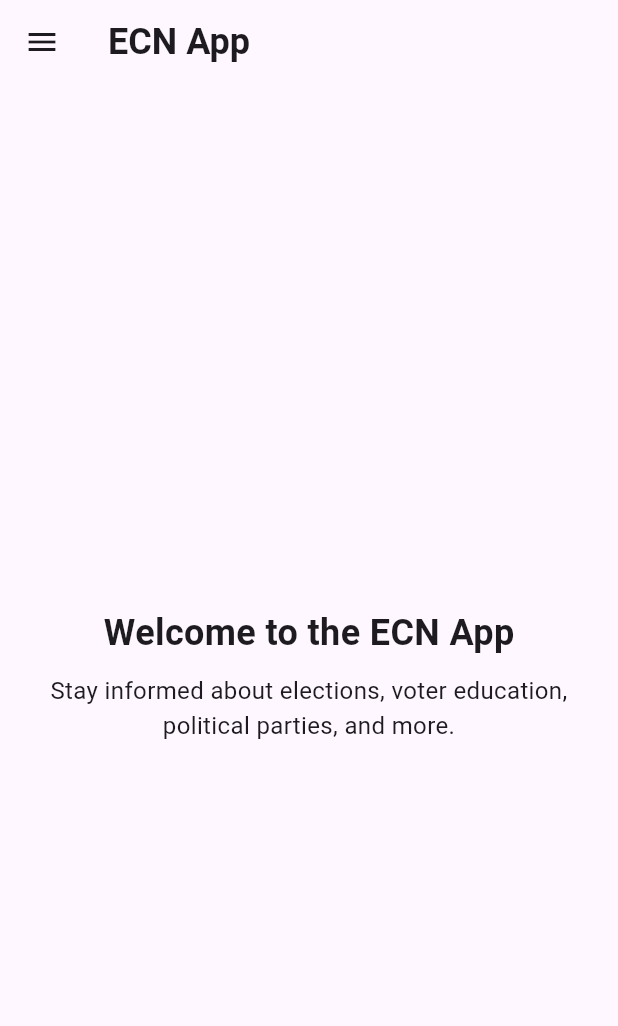
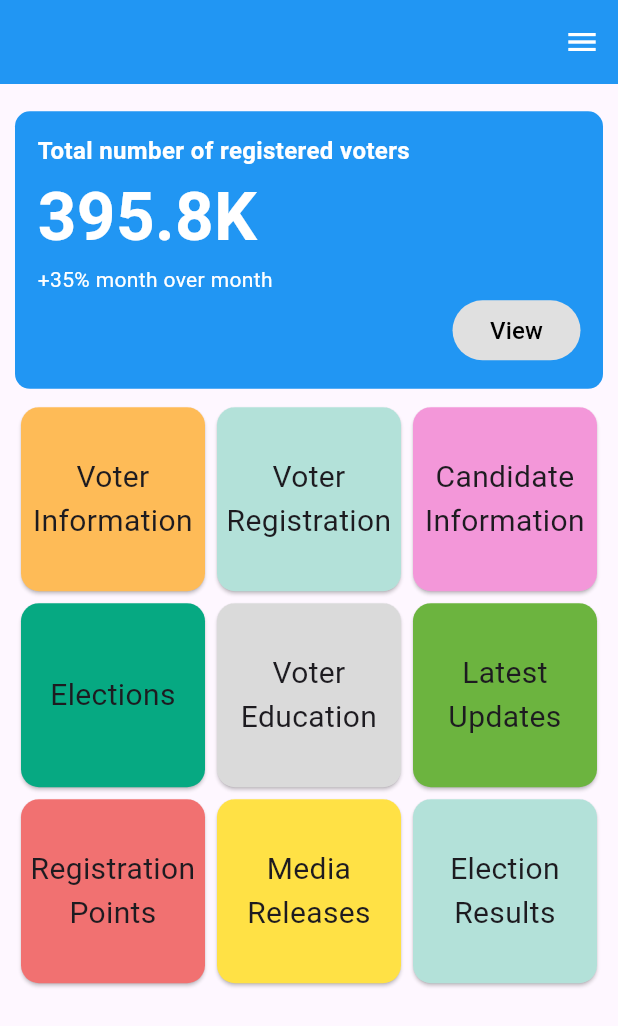
Before and after one commit to VilhoHub/ecn_app, a Flutter app: the screen it shows after launch, on a phone screen of 412 x 824 dp. Shown: the top 1026 px of the screen. Run offline on Flutter 3.47's test engine with Material 3 defaults, Android fonts, the light colour scheme and no system bars.

Commit message:
ecn_app/homescreen frontend without search

```diff
--- a/lib/main.dart
+++ b/lib/main.dart
@@ -1,3 +1,4 @@
+import 'package:ecn_app/screens/home_screen.dart';
 import 'package:flutter/material.dart';
 
 void main() {
@@ -10,12 +11,86 @@ class ECNApp extends StatelessWidget {
   @override
   Widget build(BuildContext context) {
     return MaterialApp(
+      debugShowCheckedModeBanner: false,
       title: 'ECN App',
       theme: ThemeData(
         primarySwatch: Colors.blue,
         visualDensity: VisualDensity.adaptivePlatformDensity,
       ),
-      home: const HomePage(),
+      home: Scaffold(
+        appBar: AppBar(
+            backgroundColor: Colors.blue,
+            iconTheme: const IconThemeData(color: Colors.white)),
+        //TODO: REVISIT
+        endDrawer: Drawer(
+          child: ListView(
+            children: [
+              const DrawerHeader(
+                decoration: BoxDecoration(
+                  color: Colors.blue,
+                ),
+                child: Column(
+                  children: [
+                    CircleAvatar(
+                      radius: 40,
+                      backgroundImage: AssetImage(
+                          'assets/ecn_logo.jpg'), // Placeholder for logo
+                    ),
+                    SizedBox(height: 10),
+                    Text('ECN Navigation',
+                        style: TextStyle(color: Colors.white, fontSize: 20)),
+                  ],
+                ),
+              ),
+              ListTile(
+                title: const Text('Voter Education'),
+                leading: const Icon(Icons.school),
+                onTap: () {
+                  Navigator.push(
+                    context,
+                    MaterialPageRoute(
+                        builder: (context) => const VoterEducationPage()),
+                  );
+                },
+              ),
+              ListTile(
+                title: const Text('Elections'),
+                leading: const Icon(Icons.how_to_vote),
+                onTap: () {
+                  Navigator.push(
+                    context,
+                    MaterialPageRoute(
+                        builder: (context) => const ElectionsPage()),
+                  );
+                },
+              ),
+              ListTile(
+                title: const Text('Political Parties'),
+                leading: const Icon(Icons.groups),
+                onTap: () {
+                  Navigator.push(
+                    context,
+                    MaterialPageRoute(
+                        builder: (context) => const PoliticalPartiesPage()),
+                  );
+                },
+              ),
+              ListTile(
+                title: const Text('Media Releases'),
+                leading: const Icon(Icons.announcement),
+                onTap: () {
+                  Navigator.push(
+                    context,
+                    MaterialPageRoute(
+                        builder: (context) => const MediaReleasesPage()),
+                  );
+                },
+              ),
+            ],
+          ),
+        ),
+        body: SafeArea(child: HomeScreen()),
+      ),
     );
   }
 }
@@ -27,7 +102,8 @@ class HomePage extends StatelessWidget {
   Widget build(BuildContext context) {
     return Scaffold(
       appBar: AppBar(
-        title: const Text('ECN App', style: TextStyle(fontSize: 24, fontWeight: FontWeight.bold)),
+        title: const Text('ECN App',
+            style: TextStyle(fontSize: 24, fontWeight: FontWeight.bold)),
       ),
       drawer: Drawer(
         child: ListView(
@@ -40,10 +116,12 @@ class HomePage extends StatelessWidget {
                 children: [
                   CircleAvatar(
                     radius: 40,
-                    backgroundImage: AssetImage('assets/ecn_logo.jpg'), // Placeholder for logo
+                    backgroundImage: AssetImage(
+                        'assets/ecn_logo.jpg'), // Placeholder for logo
                   ),
                   SizedBox(height: 10),
-                  Text('ECN Navigation', style: TextStyle(color: Colors.white, fontSize: 20)),
+                  Text('ECN Navigation',
+                      style: TextStyle(color: Colors.white, fontSize: 20)),
                 ],
               ),
             ),
@@ -53,7 +131,8 @@ class HomePage extends StatelessWidget {
               onTap: () {
                 Navigator.push(
                   context,
-                  MaterialPageRoute(builder: (context) => const VoterEducationPage()),
+                  MaterialPageRoute(
+                      builder: (context) => const VoterEducationPage()),
                 );
               },
             ),
@@ -63,7 +142,8 @@ class HomePage extends StatelessWidget {
               onTap: () {
                 Navigator.push(
                   context,
-                  MaterialPageRoute(builder: (context) => const ElectionsPage()),
+                  MaterialPageRoute(
+                      builder: (context) => const ElectionsPage()),
                 );
               },
             ),
@@ -73,7 +153,8 @@ class HomePage extends StatelessWidget {
               onTap: () {
                 Navigator.push(
                   context,
-                  MaterialPageRoute(builder: (context) => const PoliticalPartiesPage()),
+                  MaterialPageRoute(
+                      builder: (context) => const PoliticalPartiesPage()),
                 );
               },
             ),
@@ -83,7 +164,8 @@ class HomePage extends StatelessWidget {
               onTap: () {
                 Navigator.push(
                   context,
-                  MaterialPageRoute(builder: (context) => const MediaReleasesPage()),
+                  MaterialPageRoute(
+                      builder: (context) => const MediaReleasesPage()),
                 );
               },
             ),
@@ -97,9 +179,11 @@ class HomePage extends StatelessWidget {
             mainAxisAlignment: MainAxisAlignment.center,
             children: [
               SizedBox(height: 20),
-              Text('Welcome to the ECN App', style: TextStyle(fontSize: 24, fontWeight: FontWeight.bold)),
+              Text('Welcome to the ECN App',
+                  style: TextStyle(fontSize: 24, fontWeight: FontWeight.bold)),
               SizedBox(height: 10),
-              Text('Stay informed about elections, voter education, political parties, and more.',
+              Text(
+                  'Stay informed about elections, voter education, political parties, and more.',
                   textAlign: TextAlign.center,
                   style: TextStyle(fontSize: 16)),
             ],
@@ -124,7 +208,8 @@ class VoterEducationPage extends StatelessWidget {
         child: Column(
           crossAxisAlignment: CrossAxisAlignment.start,
           children: [
-            const Text('Voter Education', style: TextStyle(fontSize: 22, fontWeight: FontWeight.bold)),
+            const Text('Voter Education',
+                style: TextStyle(fontSize: 22, fontWeight: FontWeight.bold)),
             const SizedBox(height: 10),
             const Text(
               'The ECN aims to foster and promote a democratic culture and good governance through voter education. This includes understanding voting requirements, the concepts of multi-party democracy, civil rights, and the electoral process.',
@@ -138,11 +223,11 @@ class VoterEducationPage extends StatelessWidget {
             const SizedBox(height: 5),
             const Text(
               '• Conditions and requirements for voting.\n'
-                  '• Multi-party democracy and proportional representation.\n'
-                  '• Namibian elections Code of Conduct.\n'
-                  '• Civil rights and responsibilities.\n'
-                  '• Types of elections in Namibia.\n'
-                  '• Voter registration process.',
+              '• Multi-party democracy and proportional representation.\n'
+              '• Namibian elections Code of Conduct.\n'
+              '• Civil rights and responsibilities.\n'
+              '• Types of elections in Namibia.\n'
+              '• Voter registration process.',
               style: TextStyle(fontSize: 16),
             ),
             const Divider(height: 40),
@@ -188,7 +273,8 @@ class ElectionsPage extends StatelessWidget {
         child: Column(
           crossAxisAlignment: CrossAxisAlignment.start,
           children: [
-            const Text('Elections', style: TextStyle(fontSize: 22, fontWeight: FontWeight.bold)),
+            const Text('Elections',
+                style: TextStyle(fontSize: 22, fontWeight: FontWeight.bold)),
             const SizedBox(height: 10),
             const Text(
               'Get information about upcoming elections, past election results, and how to participate.',
@@ -237,7 +323,8 @@ class PoliticalPartiesPage extends StatelessWidget {
         child: Column(
           crossAxisAlignment: CrossAxisAlignment.start,
           children: [
-            const Text('Political Parties', style: TextStyle(fontSize: 22, fontWeight: FontWeight.bold)),
+            const Text('Political Parties',
+                style: TextStyle(fontSize: 22, fontWeight: FontWeight.bold)),
             const SizedBox(height: 10),
             const Text(
               'Information about registered political parties, their policies, and how they participate in elections.',
@@ -286,7 +373,8 @@ class MediaReleasesPage extends StatelessWidget {
         child: Column(
           crossAxisAlignment: CrossAxisAlignment.start,
           children: [
-            const Text('Media Releases', style: TextStyle(fontSize: 22, fontWeight: FontWeight.bold)),
+            const Text('Media Releases',
+                style: TextStyle(fontSize: 22, fontWeight: FontWeight.bold)),
             const SizedBox(height: 10),
             const Text(
               'Stay updated with the latest news and announcements from the Electoral Commission of Namibia.',
--- /dev/null
+++ b/lib/screens/home_screen.dart
@@ -0,0 +1,116 @@
+import 'package:ecn_app/utils/widgets.dart';
+import 'package:flutter/material.dart';
+
+class HomeScreen extends StatelessWidget {
+  const HomeScreen({super.key});
+
+  @override
+  Widget build(BuildContext context) {
+    Size mediaQuery = MediaQuery.of(context).size;
+    return SizedBox(
+      width: mediaQuery.width,
+      child: Padding(
+        padding: const EdgeInsets.all(10.0),
+        child: Column(
+          crossAxisAlignment: CrossAxisAlignment.center,
+          children: [
+            Container(
+              margin: EdgeInsets.symmetric(
+                vertical: mediaQuery.height * 0.01,
+              ),
+              decoration: BoxDecoration(
+                color: Colors.blue,
+                borderRadius: BorderRadius.circular(10.0),
+              ),
+              child: Padding(
+                padding: const EdgeInsets.all(15.0),
+                child: Column(
+                  crossAxisAlignment: CrossAxisAlignment.start,
+                  children: [
+                    SizedBox(
+                      width: mediaQuery.width,
+                    ),
+                    infoBoxText(
+                      'Total number of registered voters',
+                      fontSize: 16.0,
+                    ),
+                    infoBoxText(
+                      '395.8K',
+                      fontSize: 45.0,
+                    ),
+                    infoBoxText(
+                      '+35% month over month',
+                      fontWeight: FontWeight.normal,
+                    ),
+                    Align(
+                      alignment: Alignment.bottomRight,
+                      child: TextButton(
+                        onPressed: () {},
+                        style: TextButton.styleFrom(
+                          backgroundColor: Colors.grey.shade300,
+                          padding: const EdgeInsets.symmetric(horizontal: 25.0),
+                        ),
+                        child: const Text(
+                          'View',
+                          style: TextStyle(
+                            color: Colors.black,
+                            fontSize: 16.0,
+                          ),
+                        ),
+                      ),
+                    ),
+                  ],
+                ),
+              ),
+            ),
+            Expanded(
+              child: GridView(
+                gridDelegate: SliverGridDelegateWithFixedCrossAxisCount(
+                  crossAxisCount: 3,
+                ),
+                children: [
+                  homeCard(
+                    'Voter Information',
+                    const Color(0xFFFEBB57),
+                  ),
+                  homeCard(
+                    'Voter Registration',
+                    const Color(0xFFB3E1D9),
+                  ),
+                  homeCard(
+                    'Candidate Information',
+                    const Color(0xFFF397D9),
+                  ),
+                  homeCard(
+                    'Elections',
+                    const Color(0xFF06A982),
+                  ),
+                  homeCard(
+                    'Voter Education',
+                    const Color(0xFFDADADA),
+                  ),
+                  homeCard(
+                    'Latest Updates',
+                    const Color(0xFF6CB43F),
+                  ),
+                  homeCard(
+                    'Registration Points',
+                    const Color(0xFFF17171),
+                  ),
+                  homeCard(
+                    'Media Releases',
+                    const Color(0xFFFFE145),
+                  ),
+                  homeCard(
+                    'Election Results',
+                    const Color(0xFFB3E1D9),
+                  ),
+                ],
+              ),
+            )
+          ],
+        ),
+      ),
+    );
+  }
+}
--- /dev/null
+++ b/lib/utils/widgets.dart
@@ -0,0 +1,31 @@
+import 'package:flutter/material.dart';
+
+Text infoBoxText(String text,
+    {double fontSize = 14.0, FontWeight fontWeight = FontWeight.bold}) {
+  return Text(
+    text,
+    style: TextStyle(
+      color: Colors.white,
+      fontWeight: fontWeight,
+      fontSize: fontSize,
+    ),
+  );
+}
+
+//TODO: ONPRESSED
+GestureDetector homeCard(String text, Color colour) {
+  return GestureDetector(
+    child: Card(
+      color: colour,
+      child: Center(
+        child: Text(
+          text,
+          textAlign: TextAlign.center,
+          style: const TextStyle(
+            fontSize: 20.0,
+          ),
+        ),
+      ),
+    ),
+  );
+}
```
